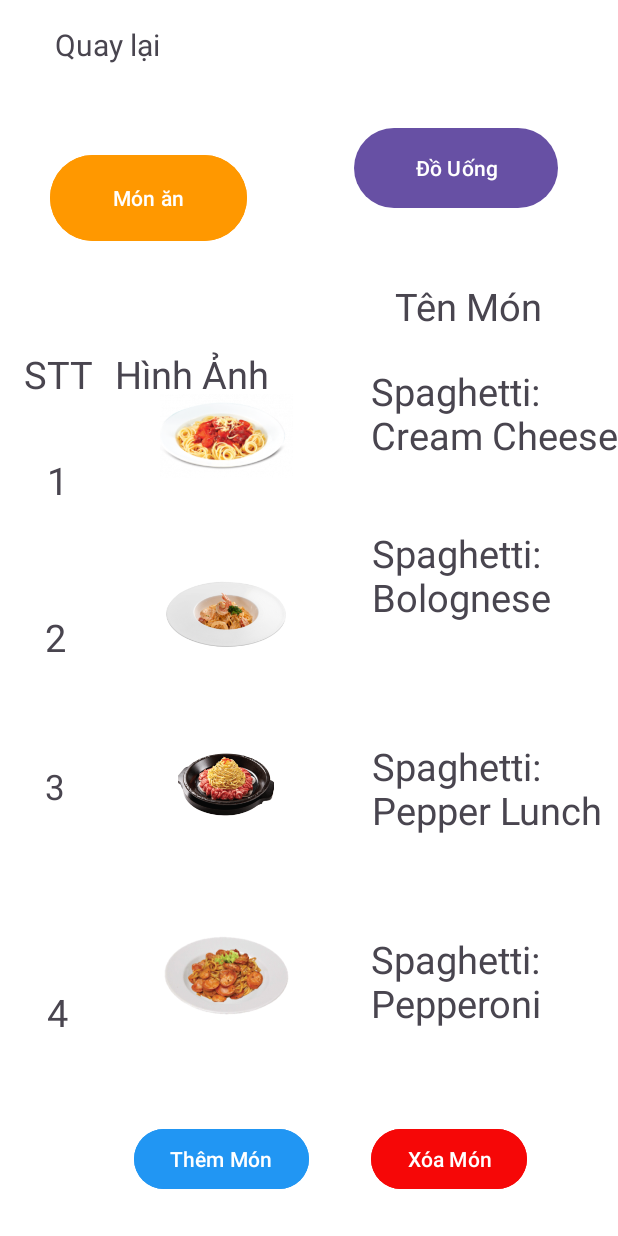
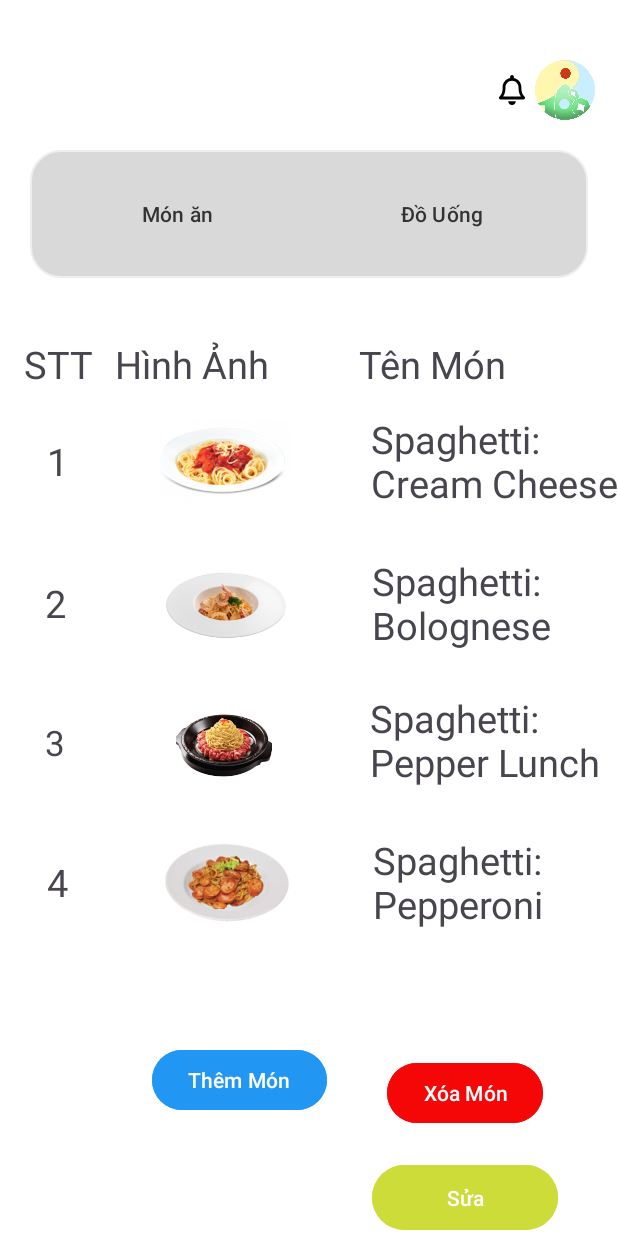
Before and after one commit to JushLeHuuTin/QuanLiNhaHangKotlin, an Android app: the layout activity_quan_li_mon.xml on its own in the app's theme, with its tools: preview values and no code run, on a phone screen of 412 x 824 dp. Run offline under Robolectric (Android 15) with nearby library versions, the phone set to English and light mode, and no system bars.

Commit message:
huutin_menumonan

```diff
--- a/app/src/main/AndroidManifest.xml
+++ b/app/src/main/AndroidManifest.xml
@@ -31,7 +31,7 @@
             android:exported="false"
             android:theme="@style/Theme.NhaHang" />
         <activity
-            android:name=".MenuMonAnActivity"
+            android:name=".QuanLiMonAcitivity"
             android:exported="false" />
         <activity
             android:name=".KhuVucActivity"
--- a/app/src/main/java/com/example/nhahang/MenuMonAnActivity.kt
+++ /dev/null
@@ -1,16 +0,0 @@
-package com.example.nhahang
-
-import android.os.Bundle
-import androidx.activity.enableEdgeToEdge
-import androidx.appcompat.app.AppCompatActivity
-import androidx.core.view.ViewCompat
-import androidx.core.view.WindowInsetsCompat
-
-class MenuMonAnActivity : AppCompatActivity() {
-    override fun onCreate(savedInstanceState: Bundle?) {
-        super.onCreate(savedInstanceState)
-        enableEdgeToEdge()
-        setContentView(R.layout.activity_menu_mon_an)
-
-    }
-}
--- a/app/src/main/java/com/example/nhahang/QuanLiActivity.kt
+++ b/app/src/main/java/com/example/nhahang/QuanLiActivity.kt
@@ -7,8 +7,6 @@ import android.widget.LinearLayout
 import androidx.activity.enableEdgeToEdge
 import androidx.appcompat.app.AppCompatActivity
 import androidx.core.content.ContextCompat
-import androidx.core.view.ViewCompat
-import androidx.core.view.WindowInsetsCompat
 import com.google.android.material.bottomnavigation.BottomNavigationView
 
 class QuanLiActivity : AppCompatActivity() {
@@ -74,7 +72,7 @@ class QuanLiActivity : AppCompatActivity() {
             btnQuanLi.backgroundTintList = ContextCompat.getColorStateList(this,R.color.transparent)
         }
         lo_QLBep.setOnClickListener{
-            startActivity(Intent(this,MenuMonAnActivity::class.java))
+            startActivity(Intent(this,QuanLiMonAcitivity::class.java))
         }
     }
 
--- a/app/src/main/res/layout/activity_menu_mon_an.xml
+++ b/app/src/main/res/layout/activity_quan_li_mon.xml
@@ -3,116 +3,126 @@
     xmlns:app="http://schemas.android.com/apk/res-auto"
     xmlns:tools="http://schemas.android.com/tools"
     android:layout_width="match_parent"
-    android:layout_height="match_parent">
+    android:layout_height="match_parent"
+    android:paddingTop="40dp">
+    <ImageView
+        android:id="@+id/img_bell"
+        android:layout_width="20dp"
+        android:layout_height="20dp"
+        android:layout_marginTop="10dp"
+        android:layout_marginEnd="5dp"
+        app:layout_constraintEnd_toStartOf="@+id/img_brand"
+        app:layout_constraintTop_toTopOf="parent"
+        android:background="@drawable/ic_bell_foreground" />
 
-    <Button
-        android:id="@+id/button7"
-        android:layout_width="131dp"
-        android:layout_height="65dp"
-        android:layout_marginStart="33dp"
-        android:layout_marginTop="77dp"
-        android:layout_marginBottom="79dp"
-        android:backgroundTint="#FF9800"
-        android:text="Món ăn"
-        app:layout_constraintBottom_toBottomOf="@+id/textView15"
-        app:layout_constraintStart_toStartOf="parent"
-        app:layout_constraintTop_toTopOf="parent" />
+    <ImageView
+        android:id="@+id/img_brand"
+        android:layout_width="40dp"
+        android:layout_height="40dp"
+        android:layout_marginEnd="15dp"
+        app:layout_constraintEnd_toEndOf="parent"
+        app:layout_constraintTop_toTopOf="parent"
+        app:srcCompat="@drawable/brand_108fmk" />
 
-    <Button
-        android:id="@+id/button8"
-        android:layout_width="136dp"
-        android:layout_height="61dp"
+    <LinearLayout
+        android:background="@drawable/shape_background_border"
+        android:id="@+id/lo_nav"
+        android:layout_width="match_parent"
+        android:layout_height="wrap_content"
+        android:layout_margin="20dp"
+        android:padding="10dp"
+        app:layout_constraintTop_toBottomOf="@+id/img_brand">
 
-        android:layout_marginTop="81dp"
-        android:layout_marginEnd="40dp"
-        android:layout_marginBottom="79dp"
-        android:text="Đồ Uống"
-        app:layout_constraintBottom_toBottomOf="@+id/textView17"
-        app:layout_constraintEnd_toEndOf="parent"
-        app:layout_constraintTop_toTopOf="parent" />
+        <Button
+            android:id="@+id/btnMon"
+            android:layout_width="0dp"
+            android:layout_height="65dp"
+            android:layout_weight="1"
+            android:backgroundTint="@color/transparent"
+            android:text="Món ăn"
+            android:textColor="#333"
+            app:layout_constraintStart_toStartOf="parent"
+            tools:layout_editor_absoluteY="77dp" />
 
-    <TextView
-        android:id="@+id/textView4"
-        android:layout_width="wrap_content"
-        android:layout_height="wrap_content"
-        android:layout_marginStart="32dp"
-        android:layout_marginTop="16dp"
-        android:text=" Quay lại"
-        android:textSize="20sp"
-        app:layout_constraintStart_toStartOf="parent"
-        app:layout_constraintTop_toTopOf="parent" />
+        <Button
+            android:id="@+id/btnNuoc"
+            android:layout_width="0dp"
+            android:layout_height="61dp"
+            android:layout_weight="1"
+            android:backgroundTint="@color/transparent"
+            android:text="Đồ Uống"
+            android:textColor="#333"
+            app:layout_constraintBottom_toBottomOf="@+id/button7"
+            app:layout_constraintEnd_toEndOf="parent"
+            app:layout_constraintTop_toTopOf="@+id/button7" />
+
+    </LinearLayout>
 
     <TextView
         android:id="@+id/textView15"
         android:layout_width="wrap_content"
         android:layout_height="wrap_content"
         android:layout_marginStart="16dp"
+        android:layout_marginTop="40dp"
         android:text="STT"
         android:textSize="25sp"
-        app:layout_constraintBaseline_toBaselineOf="@+id/textView16"
-        app:layout_constraintStart_toStartOf="parent" />
+        app:layout_constraintStart_toStartOf="parent"
+        app:layout_constraintTop_toBottomOf="@+id/lo_nav" />
 
     <TextView
         android:id="@+id/textView16"
         android:layout_width="wrap_content"
         android:layout_height="wrap_content"
         android:layout_marginStart="14dp"
-        android:layout_marginBottom="36dp"
         android:text="Hình Ảnh"
         android:textSize="25sp"
-        app:layout_constraintBottom_toTopOf="@+id/textView22"
-        app:layout_constraintStart_toEndOf="@+id/textView15" />
+        app:layout_constraintStart_toEndOf="@+id/textView15"
+        app:layout_constraintTop_toTopOf="@+id/textView15" />
 
     <TextView
         android:id="@+id/textView17"
         android:layout_width="wrap_content"
         android:layout_height="wrap_content"
-
-        android:layout_marginStart="16dp"
-        android:layout_marginBottom="22dp"
+        android:layout_marginStart="60dp"
         android:text="Tên Món"
         android:textSize="25sp"
-        app:layout_constraintBottom_toTopOf="@+id/textView23"
-        app:layout_constraintStart_toStartOf="@+id/textView23" />
+        app:layout_constraintStart_toEndOf="@+id/textView16"
+        app:layout_constraintTop_toTopOf="@+id/textView16" />
 
     <ImageView
         android:id="@+id/imageView31"
         android:layout_width="0dp"
         android:layout_height="56dp"
-        android:layout_marginTop="108dp"
         android:layout_marginEnd="14dp"
-        android:layout_marginBottom="107dp"
         android:src="@drawable/img"
-        app:layout_constraintBottom_toBottomOf="@+id/textView24"
+        app:layout_constraintBottom_toBottomOf="@+id/textView22"
         app:layout_constraintEnd_toStartOf="@+id/textView23"
         app:layout_constraintStart_toEndOf="@+id/textView22"
-        app:layout_constraintTop_toBottomOf="@+id/button7" />
+        app:layout_constraintTop_toTopOf="@+id/textView22" />
 
     <TextView
         android:id="@+id/textView22"
         android:layout_width="wrap_content"
         android:layout_height="wrap_content"
         android:layout_marginStart="31dp"
+        android:layout_marginTop="30dp"
         android:layout_marginEnd="23dp"
-        android:layout_marginBottom="70dp"
         android:text="1"
         android:textSize="25sp"
-        app:layout_constraintBottom_toTopOf="@+id/textView19"
         app:layout_constraintEnd_toStartOf="@+id/imageView31"
-        app:layout_constraintStart_toStartOf="parent" />
+        app:layout_constraintStart_toStartOf="parent"
+        app:layout_constraintTop_toBottomOf="@+id/textView15" />
 
     <ImageView
         android:id="@+id/imageView32"
         android:layout_width="0dp"
         android:layout_height="56dp"
-        android:layout_marginTop="100dp"
         android:layout_marginEnd="15dp"
-        android:layout_marginBottom="103dp"
         android:src="@drawable/img_1"
-        app:layout_constraintBottom_toBottomOf="@+id/textView25"
+        app:layout_constraintBottom_toBottomOf="@+id/textView19"
         app:layout_constraintEnd_toStartOf="@+id/textView24"
         app:layout_constraintStart_toEndOf="@+id/textView19"
-        app:layout_constraintTop_toTopOf="@+id/imageView31" />
+        app:layout_constraintTop_toTopOf="@+id/textView19" />
 
     <TextView
         android:id="@+id/textView19"
@@ -120,88 +130,77 @@
         android:layout_height="wrap_content"
         android:layout_marginStart="30dp"
         android:layout_marginEnd="24dp"
-        android:layout_marginBottom="51dp"
+        android:layout_marginTop="60dp"
         android:text="2"
         android:textSize="25sp"
-        app:layout_constraintBottom_toTopOf="@+id/imageView35"
         app:layout_constraintEnd_toStartOf="@+id/imageView32"
-        app:layout_constraintStart_toStartOf="parent" />
+        app:layout_constraintStart_toStartOf="parent"
+        app:layout_constraintTop_toBottomOf="@+id/textView22" />
 
     <ImageView
         android:id="@+id/imageView34"
         android:layout_width="0dp"
         android:layout_height="56dp"
-        android:layout_marginTop="50dp"
-        android:layout_marginEnd="14dp"
-        android:layout_marginBottom="48dp"
+        android:layout_marginStart="24dp"
         android:src="@drawable/img_3"
-        app:layout_constraintBottom_toTopOf="@+id/button9"
+        app:layout_constraintBottom_toBottomOf="@+id/textView21"
         app:layout_constraintEnd_toStartOf="@+id/textView26"
         app:layout_constraintStart_toEndOf="@+id/textView21"
-        app:layout_constraintTop_toBottomOf="@+id/imageView35" />
+        app:layout_constraintTop_toTopOf="@+id/textView21" />
 
     <ImageView
         android:id="@+id/imageView35"
-        android:layout_width="0dp"
+        android:layout_width="164dp"
         android:layout_height="56dp"
-        android:layout_marginTop="96dp"
-        android:layout_marginEnd="15dp"
-        android:layout_marginBottom="97dp"
+        android:layout_marginStart="24dp"
         android:src="@drawable/img_2"
-        app:layout_constraintBottom_toBottomOf="@+id/textView21"
-        app:layout_constraintEnd_toStartOf="@+id/textView25"
+        app:layout_constraintBottom_toBottomOf="@+id/textView20"
         app:layout_constraintStart_toEndOf="@+id/textView20"
-        app:layout_constraintTop_toTopOf="@+id/textView24" />
+        app:layout_constraintTop_toTopOf="@+id/textView20" />
 
     <TextView
         android:id="@+id/textView20"
         android:layout_width="wrap_content"
         android:layout_height="wrap_content"
-
         android:layout_marginStart="30dp"
-        android:layout_marginEnd="25dp"
-        android:layout_marginBottom="9dp"
+        android:layout_marginTop="60dp"
         android:text="3"
         android:textSize="23sp"
-        app:layout_constraintBottom_toBottomOf="@+id/imageView35"
-        app:layout_constraintEnd_toStartOf="@+id/imageView35"
-        app:layout_constraintStart_toStartOf="parent" />
+        app:layout_constraintStart_toStartOf="parent"
+        app:layout_constraintTop_toBottomOf="@+id/textView19" />
 
     <TextView
         android:id="@+id/textView21"
         android:layout_width="wrap_content"
         android:layout_height="wrap_content"
-
         android:layout_marginStart="31dp"
-        android:layout_marginEnd="23dp"
-        android:layout_marginBottom="132dp"
+        android:layout_marginTop="60dp"
         android:text="4"
         android:textSize="25sp"
-        app:layout_constraintBottom_toBottomOf="parent"
-        app:layout_constraintEnd_toStartOf="@+id/imageView34"
-        app:layout_constraintStart_toStartOf="parent" />
+        app:layout_constraintStart_toStartOf="parent"
+        app:layout_constraintTop_toBottomOf="@+id/textView20" />
 
     <TextView
         android:id="@+id/textView23"
         android:layout_width="0dp"
         android:layout_height="wrap_content"
-        android:layout_marginTop="243dp"
         android:text="Spaghetti: Cream Cheese"
         android:textSize="25sp"
+        app:layout_constraintBottom_toBottomOf="@+id/imageView31"
         app:layout_constraintEnd_toEndOf="parent"
         app:layout_constraintStart_toEndOf="@+id/imageView31"
-        app:layout_constraintTop_toTopOf="parent" />
+        app:layout_constraintTop_toTopOf="@+id/imageView31" />
 
     <TextView
         android:id="@+id/textView24"
         android:layout_width="0dp"
         android:layout_height="wrap_content"
-        android:layout_marginTop="44dp"
         android:text="Spaghetti: Bolognese"
         android:textSize="25sp"
+        app:layout_constraintBottom_toBottomOf="@+id/imageView32"
         app:layout_constraintEnd_toEndOf="parent"
         app:layout_constraintStart_toEndOf="@+id/imageView32"
-        app:layout_constraintTop_toBottomOf="@+id/textView23" />
+        app:layout_constraintTop_toTopOf="@+id/imageView32" />
 
     <TextView
         android:id="@+id/textView26"
@@ -209,7 +208,8 @@
         android:layout_height="wrap_content"
         android:text="Spaghetti: Pepperoni"
         android:textSize="25sp"
-
+        android:layout_marginStart="15dp"
+        app:layout_constraintBottom_toBottomOf="@+id/imageView34"
         app:layout_constraintEnd_toEndOf="parent"
         app:layout_constraintStart_toEndOf="@+id/imageView34"
         app:layout_constraintTop_toTopOf="@+id/imageView34" />
@@ -217,50 +217,46 @@
     <TextView
         android:id="@+id/textView25"
         android:layout_width="0dp"
-        android:layout_height="wrap_content"
+        android:layout_height="68dp"
+        android:layout_marginStart="15dp"
         android:text="Spaghetti: Pepper Lunch"
         android:textSize="25sp"
+        app:layout_constraintBottom_toBottomOf="@+id/imageView35"
         app:layout_constraintEnd_toEndOf="parent"
         app:layout_constraintStart_toEndOf="@+id/imageView35"
         app:layout_constraintTop_toTopOf="@+id/imageView35" />
 
     <Button
+        android:id="@+id/button10"
+        android:layout_width="wrap_content"
+        android:layout_height="wrap_content"
+        android:backgroundTint="#F60707"
+        android:text="Xóa Món"
+        android:layout_marginBottom="20dp"
+        app:layout_constraintBottom_toTopOf="@+id/button11"
+        app:layout_constraintEnd_toEndOf="@+id/button11"
+        app:layout_constraintStart_toStartOf="@+id/button11" />
+
+    <Button
         android:id="@+id/button9"
         android:layout_width="wrap_content"
         android:layout_height="wrap_content"
-        android:layout_marginStart="57dp"
-        android:layout_marginEnd="57dp"
-        android:layout_marginBottom="27dp"
+        android:layout_marginBottom="18dp"
         android:backgroundTint="#2196F3"
         android:text="Thêm Món"
-        app:layout_constraintBottom_toBottomOf="parent"
-        app:layout_constraintEnd_toStartOf="@+id/textView17"
-        app:layout_constraintStart_toStartOf="@+id/textView4" />
-
-    <Button
-        android:id="@+id/button10"
-        android:layout_width="wrap_content"
-        android:layout_height="wrap_content"
-        android:layout_marginStart="10dp"
-        android:layout_marginEnd="10dp"
-        android:layout_marginBottom="27dp"
-        android:backgroundTint="#F60707"
-        android:text="Xóa Món"
-        app:layout_constraintBottom_toBottomOf="parent"
-        app:layout_constraintEnd_toEndOf="@+id/textView17"
-        app:layout_constraintStart_toStartOf="@+id/button8" />
+        android:layout_marginEnd="40dp"
+        app:layout_constraintBottom_toBottomOf="@+id/button10"
+        app:layout_constraintEnd_toStartOf="@+id/button10"
+        app:layout_constraintTop_toTopOf="@+id/button10" />
 
     <Button
         android:id="@+id/button11"
         android:layout_width="124dp"
         android:layout_height="51dp"
-        android:layout_marginStart="38dp"
-        android:layout_marginTop="5dp"
-        android:layout_marginEnd="43dp"
         android:backgroundTint="#CDDC39"
         android:text="Sửa"
-        app:layout_constraintEnd_toEndOf="parent"
-        app:layout_constraintStart_toEndOf="@+id/button9"
-        app:layout_constraintTop_toBottomOf="parent" />
+        android:layout_marginEnd="40dp"
+        app:layout_constraintBottom_toBottomOf="parent"
+        app:layout_constraintEnd_toEndOf="parent" />
 
 </androidx.constraintlayout.widget.ConstraintLayout>
```
Also changed, not shown: app/src/main/java/com/example/nhahang/MenuMonActivity.kt (added, +65 -0 lines), app/src/main/java/com/example/nhahang/QuanLiMonAcitivity.kt (added, +36 -0 lines), app/src/main/res/layout/activity_menu_mon.xml (added, +155 -0 lines).
